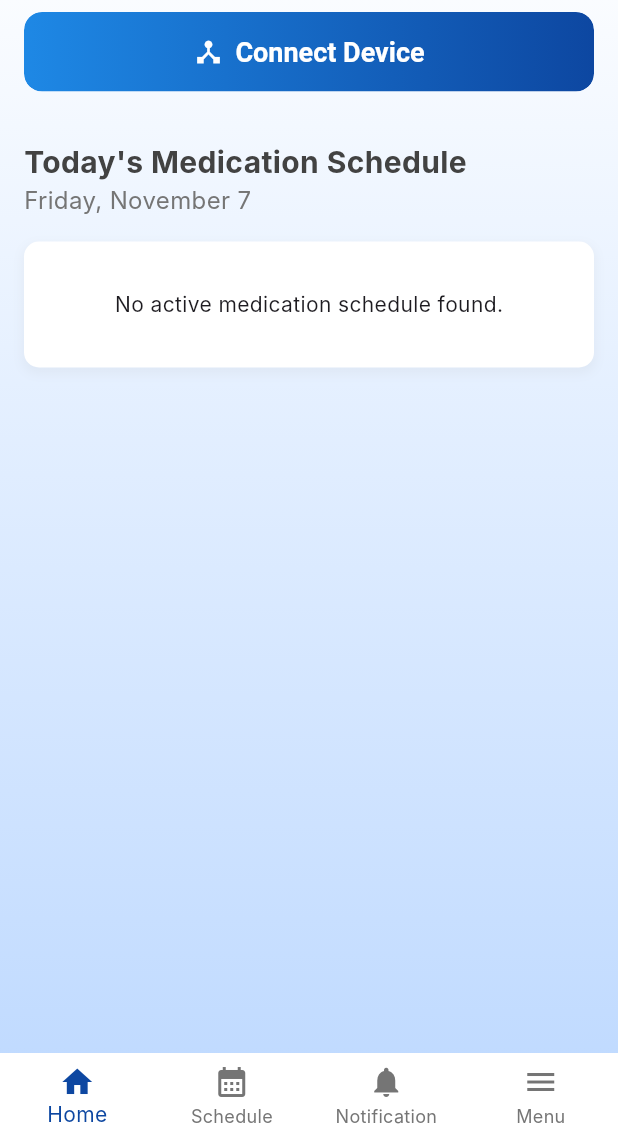
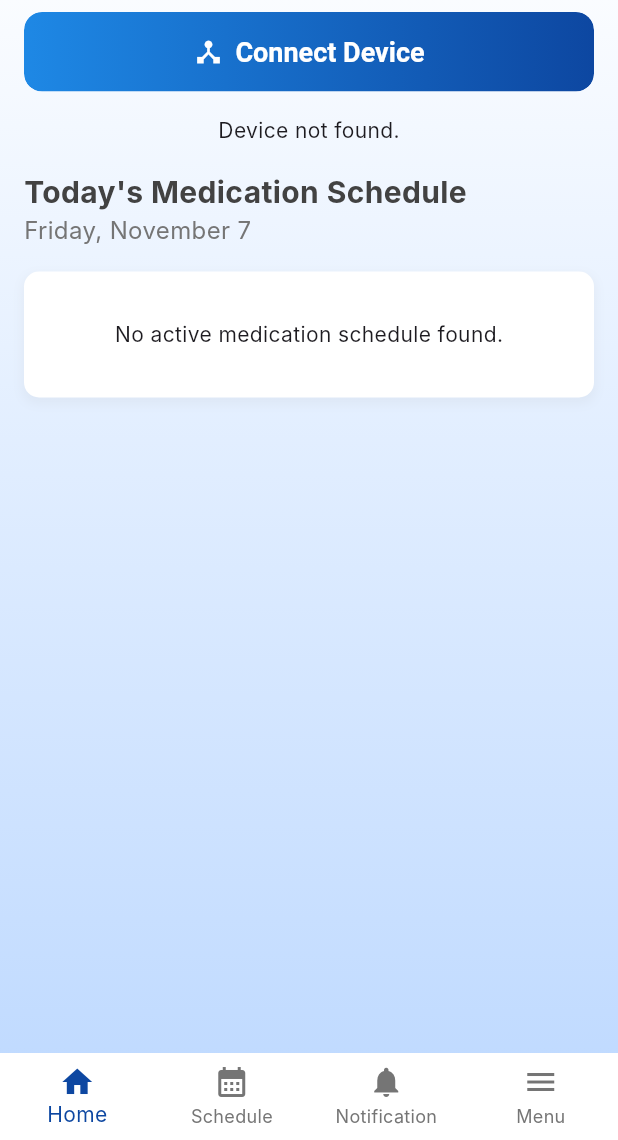
Before and after one commit to Chamudi2004/AgeLink, a Flutter app: the screen it shows once a user with an empty profile is signed in, on a phone screen of 412 x 824 dp, the part 96-1236 px from its top. Run offline on Flutter 3.47's test engine with Material 3 defaults, Android fonts, the light colour scheme and no system bars; our stand-ins replace cloud_firestore, firebase_auth, firebase_core, firebase_database, firebase_storage, flutter_secure_storage and 2 more; accounts and stored records are empty; Roboto replaces fonts that are missing (Inter).

Commit message:
connected with realtime database

```diff
--- a/lib/app_menu_drawer.dart
+++ b/lib/app_menu_drawer.dart
@@ -1,3 +1,5 @@
+// lib/app_menu_drawer.dart
+
 import 'package:flutter/material.dart';
 import 'package:firebase_auth/firebase_auth.dart';
 import 'package:cloud_firestore/cloud_firestore.dart';
@@ -95,6 +97,7 @@ class AppMenuDrawer extends StatelessWidget {
                     Image.asset(
                       'assets/agelink_logo.png',
                       height: 24,
+                      errorBuilder: (context, error, stackTrace) => const Text('AgeLink'), // Fallback text
                     ),
                     IconButton(
                       icon: const Icon(Icons.close, color: Color(0xFF0D47A1)),
@@ -120,10 +123,8 @@ class AppMenuDrawer extends StatelessWidget {
                   } else if (snapshot.hasError) {
                     name = 'Error';
                   } else if (!snapshot.hasData || !snapshot.data!.exists) {
-                    // Handles new users or Google users who haven't edited profile
                     name = user.displayName ?? 'New User';
                   } else {
-                    // Handles users who have data
                     final data = snapshot.data!.data() as Map<String, dynamic>;
                     name = data['name'] ?? user.displayName ?? 'Caregiver User';
                     email = data['email'] ?? user.email!;
--- a/lib/home_screen.dart
+++ b/lib/home_screen.dart
@@ -1,23 +1,20 @@
+// lib/home_screen.dart
+
 import 'package:flutter/material.dart';
 import 'package:cloud_firestore/cloud_firestore.dart';
 import 'package:firebase_auth/firebase_auth.dart';
+import 'package:firebase_core/firebase_core.dart'; // <-- 1. ADD THIS
+import 'package:firebase_database/firebase_database.dart'; // <-- 1. ADD THIS
 import 'constants.dart';
 import 'pair_device_page.dart';
-// We need to import this to get the gradient button
 import 'medication_schedule_page.dart' show kPrimaryGradient;
-import 'package:intl/intl.dart'; // Import for date formatting
+import 'package:intl/intl.dart';
 
-// Helper class for today's doses
 class _TodayDose {
-  final String time; // e.g., "08:00"
+  final String time;
   final String name;
   final String dosage;
-
-  _TodayDose({
-    required this.time,
-    required this.name,
-    required this.dosage,
-  });
+  _TodayDose({ required this.time, required this.name, required this.dosage });
 }
 
 class HomeScreen extends StatefulWidget {
@@ -29,20 +26,20 @@ class HomeScreen extends StatefulWidget {
 
 class _HomeScreenState extends State<HomeScreen> {
   String _currentDate = 'Loading...';
-  String _currentDayOfWeek = ''; // e.g., "Monday"
+  String _currentDayOfWeek = '';
 
   final FirebaseFirestore _firestore = FirebaseFirestore.instance;
   final String _appId = const String.fromEnvironment('app_id', defaultValue: 'default-app-id');
   final User? _currentUser = FirebaseAuth.instance.currentUser;
 
-  // --- NEW: Reusable Gradient Button ---
+  late final DatabaseReference _deviceStatusRef; // This was already correct
+
   Widget _buildGradientButton({
     required VoidCallback? onPressed,
     required String text,
     IconData? icon,
     required Gradient gradient,
   }) {
-    // ... (This function is correct, no changes)
     return ClipRRect(
       borderRadius: BorderRadius.circular(12.0),
       child: ElevatedButton(
@@ -83,16 +80,21 @@ class _HomeScreenState extends State<HomeScreen> {
     super.initState();
     DateTime now = DateTime.now();
     _currentDate = _formatDate(now);
-    // Get the full day name, e.g., "Monday"
     _currentDayOfWeek = DateFormat('EEEE').format(now);
+
+    // --- 2. THIS IS THE FIX ---
+    if (_currentUser != null) {
+      _deviceStatusRef = FirebaseDatabase.instanceFor(
+          app: Firebase.app(),
+          databaseURL: "https://agelink-f4680-default-rtdb.asia-southeast1.firebasedatabase.app"
+      ).ref('device_status/${_currentUser!.uid}');
+    }
+    // --- END OF FIX ---
   }
 
   String _formatDate(DateTime date) {
-    // Use intl package for easier formatting
     return DateFormat('EEEE, MMMM d').format(date);
   }
-
-  // (REMOVED _getDayOfWeek and _getMonth as _formatDate now handles it)
 
   String _formatTime12h(String time24h) {
     try {
@@ -107,7 +109,6 @@ class _HomeScreenState extends State<HomeScreen> {
   }
 
   Widget _buildMedicationItem(_TodayDose dose) {
-    // ... (This function is correct, no changes)
     return Padding(
       padding: const EdgeInsets.symmetric(vertical: 8.0),
       child: Row(
@@ -158,14 +159,12 @@ class _HomeScreenState extends State<HomeScreen> {
 
   @override
   Widget build(BuildContext context) {
-    // --- UPDATED: New collection path ---
     final String schedulesCollectionPath = 'artifacts/$_appId/users/${_currentUser!.uid}/medicationSchedules';
 
     return SingleChildScrollView(
       child: Column(
         crossAxisAlignment: CrossAxisAlignment.start,
         children: [
-          // --- Gradient Button ---
           Padding(
             padding: const EdgeInsets.all(16.0),
             child: _buildGradientButton(
@@ -178,10 +177,91 @@ class _HomeScreenState extends State<HomeScreen> {
                 );
               },
               text: 'Connect Device',
-              icon: Icons.device_hub, // Example icon
+              icon: Icons.device_hub,
               gradient: kPrimaryGradient,
             ),
           ),
+
+          if (_currentUser != null)
+            Padding(
+              padding: const EdgeInsets.symmetric(horizontal: 16.0),
+              child: StreamBuilder(
+                stream: _deviceStatusRef.onValue,
+                builder: (context, AsyncSnapshot<DatabaseEvent> snapshot) {
+                  if (snapshot.connectionState == ConnectionState.waiting) {
+                    return const Center(child: Text("Connecting to device..."));
+                  }
+                  if (snapshot.hasError) {
+                    return const Center(child: Text("Error connecting to device."));
+                  }
+                  if (!snapshot.hasData || snapshot.data!.snapshot.value == null) {
+                    return const Center(child: Text("Device not found."));
+                  }
+
+                  // This safe cast is from our previous fix
+                  final dataMap = snapshot.data!.snapshot.value as Map<dynamic, dynamic>;
+                  final data = <String, dynamic>{};
+                  dataMap.forEach((key, value) {
+                    data[key.toString()] = value;
+                  });
+
+                  final bool isOnline = data['isOnline'] ?? false;
+                  final num batteryNum = data['battery'] ?? 0;
+                  final int battery = batteryNum.toInt();
+
+                  return Container(
+                    padding: const EdgeInsets.all(12),
+                    decoration: BoxDecoration(
+                      color: isOnline ? Colors.green.shade50 : Colors.red.shade50,
+                      borderRadius: BorderRadius.circular(10),
+                      border: Border.all(
+                        color: isOnline ? Colors.green.shade300 : Colors.red.shade300,
+                      ),
+                    ),
+                    child: Row(
+                      mainAxisAlignment: MainAxisAlignment.spaceBetween,
+                      children: [
+                        Row(
+                          children: [
+                            Icon(
+                              isOnline ? Icons.wifi : Icons.wifi_off,
+                              color: isOnline ? Colors.green : Colors.red,
+                            ),
+                            const SizedBox(width: 8),
+                            Text(
+                              isOnline ? 'Device Connected' : 'Device Offline',
+                              style: const TextStyle(
+                                fontSize: 16,
+                                fontWeight: FontWeight.bold,
+                              ),
+                            ),
+                          ],
+                        ),
+                        Row(
+                          children: [
+                            Text(
+                              '$battery%',
+                              style: const TextStyle(
+                                fontSize: 16,
+                                fontWeight: FontWeight.bold,
+                              ),
+                            ),
+                            const SizedBox(width: 4),
+                            Icon(
+                              battery > 75 ? Icons.battery_full :
+                              battery > 20 ? Icons.battery_std :
+                              Icons.battery_alert,
+                              color: battery > 20 ? Colors.green : Colors.red,
+                            ),
+                          ],
+                        ),
+                      ],
+                    ),
+                  );
+                },
+              ),
+            ),
+
           const SizedBox(height: 16),
 
           // TODAY MEDICATION SCHEDULE HEADER
@@ -208,13 +288,13 @@ class _HomeScreenState extends State<HomeScreen> {
           ),
           const SizedBox(height: 16),
 
-          // --- UPDATED: MEDICATION LIST ---
+          // MEDICATION LIST
           Padding(
             padding: const EdgeInsets.symmetric(horizontal: 16.0),
             child: Container(
               padding: const EdgeInsets.all(16.0),
               decoration: BoxDecoration(
-                color: Colors.white, // This white card is correct
+                color: Colors.white,
                 borderRadius: BorderRadius.circular(10),
                 boxShadow: [
                   BoxShadow(
@@ -225,11 +305,10 @@ class _HomeScreenState extends State<HomeScreen> {
                   ),
                 ],
               ),
-              // --- UPDATED: StreamBuilder for new logic ---
               child: StreamBuilder<QuerySnapshot>(
                 stream: _firestore
                     .collection(schedulesCollectionPath)
-                    .where('isActive', isEqualTo: true) // Get all active schedules
+                    .where('isActive', isEqualTo: true)
                     .snapshots(),
                 builder: (context, snapshot) {
                   if (snapshot.connectionState == ConnectionState.waiting) {
@@ -247,35 +326,25 @@ class _HomeScreenState extends State<HomeScreen> {
                     );
                   }
 
-                  // --- (THIS IS THE NEW LOGIC) ---
                   final List<_TodayDose> todayDoses = [];
 
-                  // 1. Loop through all active SCHEDULES
                   for (var scheduleDoc in snapshot.data!.docs) {
                     final medications = List<Map<String, dynamic>>.from(scheduleDoc.get('medications') ?? []);
 
-                    // 2. Loop through all PILLS in that schedule
                     for (final med in medications) {
                       final String freq = med['frequency'] ?? 'Daily';
                       bool shouldAddToday = false;
 
-                      // 3. Check the frequency
                       if (freq == 'Daily') {
                         shouldAddToday = true;
                       } else if (freq == 'Weekly') {
-                        // TODO: This assumes you save the "day" in the 'Custom' field
-                        // For now, let's just check against the current day name
-                        // This is a placeholder - you'll need to store which day
-                        // e.g., if (med['dayOfWeek'] == _currentDayOfWeek)
-                        // This is a simple example, assuming "Weekly" means today
-                        if (med['dayOfWeek'] == _currentDayOfWeek) { // Example check
+                        if (med['dayOfWeek'] == _currentDayOfWeek) {
                           shouldAddToday = true;
                         }
                       } else if (freq == 'Custom') {
                         // TODO: Add logic to check custom dates
                       }
 
-                      // 4. If it's for today, add its times
                       if (shouldAddToday) {
                         final times = List<String>.from(med['times'] ?? []);
                         for (final time in times) {
@@ -288,9 +357,7 @@ class _HomeScreenState extends State<HomeScreen> {
                       }
                     }
                   }
-                  // --- (END OF NEW LOGIC) ---
 
-                  // Sort the final list by time
                   todayDoses.sort((a, b) => a.time.compareTo(b.time));
 
                   if (todayDoses.isEmpty) {
@@ -301,7 +368,6 @@ class _HomeScreenState extends State<HomeScreen> {
                     );
                   }
 
-                  // Build the list view
                   return Column(
                     children: [
                       for (int i = 0; i < todayDoses.length; i++)
```
Also changed, not shown: lib/add_full_schedule_page.dart (+24 -6 lines), lib/edit_single_medication_page.dart (+14 -0 lines), lib/family_permissions_page.dart (+15 -16 lines), lib/notification_page.dart (+44 -29 lines), lib/schedule_sync_service.dart (+21 -11 lines), lib/settings_page.dart (+63 -62 lines).
